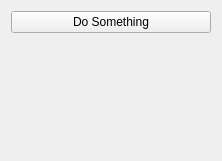
The window that Plugins/org.mitk.gui.qt.viewbrowser/src/internal/ViewBrowserViewControls.ui (MITK/MITK) describes before a commit, drawn with Qt 5.
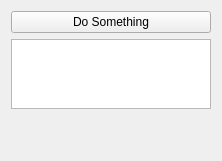
The same window after the commit.

Commit message: showing perspective on click in tree view

Patch:
```diff
--- a/Plugins/org.mitk.gui.qt.viewbrowser/src/internal/ViewBrowserViewControls.ui
+++ b/Plugins/org.mitk.gui.qt.viewbrowser/src/internal/ViewBrowserViewControls.ui
@@ -30,6 +30,9 @@
      </property>
     </widget>
    </item>
+   <item>
+    <widget class="QTreeView" name="m_PerspectiveTree"/>
+   </item>
    <item>
     <spacer name="spacer1">
      <property name="orientation">
```
The commit also changes 3 other files.
